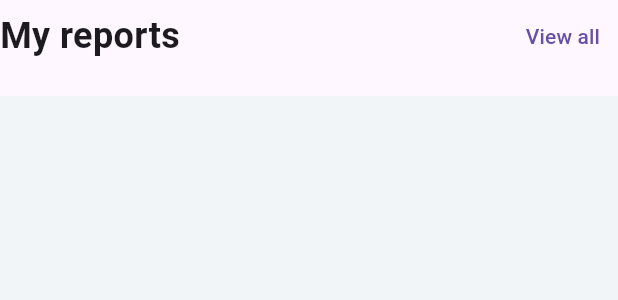
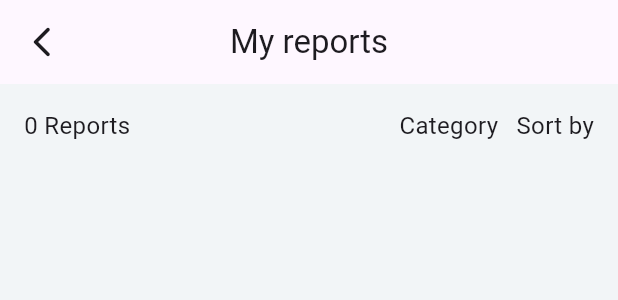
Before and after one commit to panithan-doe/KU-Reporting-app, a Flutter app: the ReportsSection widget shown alone on an empty page, opened directly, after a tap on "View all", on a phone screen of 412 x 824 dp. Shown: the top 300 px of the screen. Run offline on Flutter 3.47's test engine with Material 3 defaults, Android fonts, the phone set to English and light mode, and no system bars; our stand-ins replace cloud_firestore, firebase_auth, firebase_core, fl_chart, google_sign_in, image_picker; accounts and stored records are empty.

Commit message:
add my-reports page

```diff
--- a/lib/screens/home/home.dart
+++ b/lib/screens/home/home.dart
@@ -2,6 +2,7 @@ import 'package:cloud_firestore/cloud_firestore.dart';
 import 'package:flutter/material.dart';
 import 'package:ku_report_app/screens/dashboard/dashboard.dart';
 import 'package:ku_report_app/screens/reports/all_reports.dart';
+import 'package:ku_report_app/screens/reports/my_reports.dart';
 import 'package:ku_report_app/services/report_service.dart';
 import 'package:ku_report_app/widgets/listtile_report.dart';
 
@@ -167,7 +168,15 @@ class ReportsSection extends StatelessWidget {
               'My reports',
               style: TextStyle(fontSize: 24, fontWeight: FontWeight.bold),
             ),
-            TextButton(onPressed: () {}, child: const Text('View all')),
+            TextButton(
+              onPressed: () {
+                Navigator.push(
+                  context,
+                  MaterialPageRoute(builder: (context) => MyReportsPage()),
+                );
+              },
+              child: const Text('View all')
+            ),
           ],
         ),
 
--- a/lib/screens/reports/all_reports.dart
+++ b/lib/screens/reports/all_reports.dart
@@ -1,5 +1,6 @@
 import 'package:cloud_firestore/cloud_firestore.dart';
 import 'package:flutter/material.dart';
+import 'package:ku_report_app/screens/reports/my_reports.dart';
 import 'package:ku_report_app/services/report_service.dart';
 import 'package:ku_report_app/widgets/listtile_report.dart';
 
@@ -25,7 +26,7 @@ class AllReportsScreen extends StatelessWidget {
             actions: [
               ElevatedButton(
                 onPressed: () {
-                  // ...
+                  Navigator.push(context, MaterialPageRoute(builder: (context) => MyReportsPage()));
                 },
                 style: ElevatedButton.styleFrom(
                   backgroundColor: const Color(0xFF50808E),
--- a/lib/screens/reports/my_reports.dart
+++ b/lib/screens/reports/my_reports.dart
@@ -0,0 +1,81 @@
+import 'package:cloud_firestore/cloud_firestore.dart';
+import 'package:flutter/material.dart';
+import 'package:ku_report_app/services/report_service.dart';
+import 'package:ku_report_app/widgets/go_back_appbar.dart';
+import 'package:ku_report_app/widgets/listtile_report.dart';
+
+class MyReportsPage extends StatelessWidget {
+  MyReportsPage({super.key});
+
+  final ReportService reportService = ReportService();
+
+  @override
+  Widget build(BuildContext context) {
+    return Scaffold(
+      backgroundColor: const Color(0xFFF2F5F7),
+      appBar: GoBackAppBar(titleText: 'My reports'),
+
+      body: Container(
+        color: const Color(0xFFF2F5F7),
+        child: StreamBuilder<QuerySnapshot>(
+          stream: reportService.getReportOfCurrentUserId(),
+          builder: (context, snapshot) {
+            if (!snapshot.hasData) {
+              return const Center(child: CircularProgressIndicator());
+            }
+            final reportList = snapshot.data!.docs;
+
+            return Column(
+              children: [
+                Padding(
+                  padding: const EdgeInsets.all(16),
+                  child: Row(
+                    mainAxisAlignment: MainAxisAlignment.spaceBetween,
+                    children: [
+                      Text(
+                        '${reportList.length} Reports',
+                        style: const TextStyle(fontSize: 16),
+                      ),
+                      Row(
+                        children: const [
+                          Text('Category', style: TextStyle(fontSize: 16)),
+                          SizedBox(width: 12),
+                          Text('Sort by', style: TextStyle(fontSize: 16)),
+                        ],
+                      ),
+                    ],
+                  ),
+                ),
+                Expanded(
+                  child: Padding(
+                    padding: const EdgeInsets.all(16.0),
+                    child: ListView.builder(
+                      itemCount: reportList.length,
+                      itemBuilder: (context, index) {
+                        DocumentSnapshot document = reportList[index];
+                        Map<String, dynamic> data =
+                            document.data() as Map<String, dynamic>;
+
+                        String docId = document.id;
+
+                        return ListTileReport(
+                          docId: docId,
+                          image: data['image'],
+                          title: data['title'],
+                          location: data['location'],
+                          status: data['status'],
+                          postDate: data['postDate'],
+                          category: data['category'],
+                        );
+                      },
+                    ),
+                  ),
+                ),
+              ],
+            );
+          },
+        ),
+      ),
+    );
+  }
+}
```
